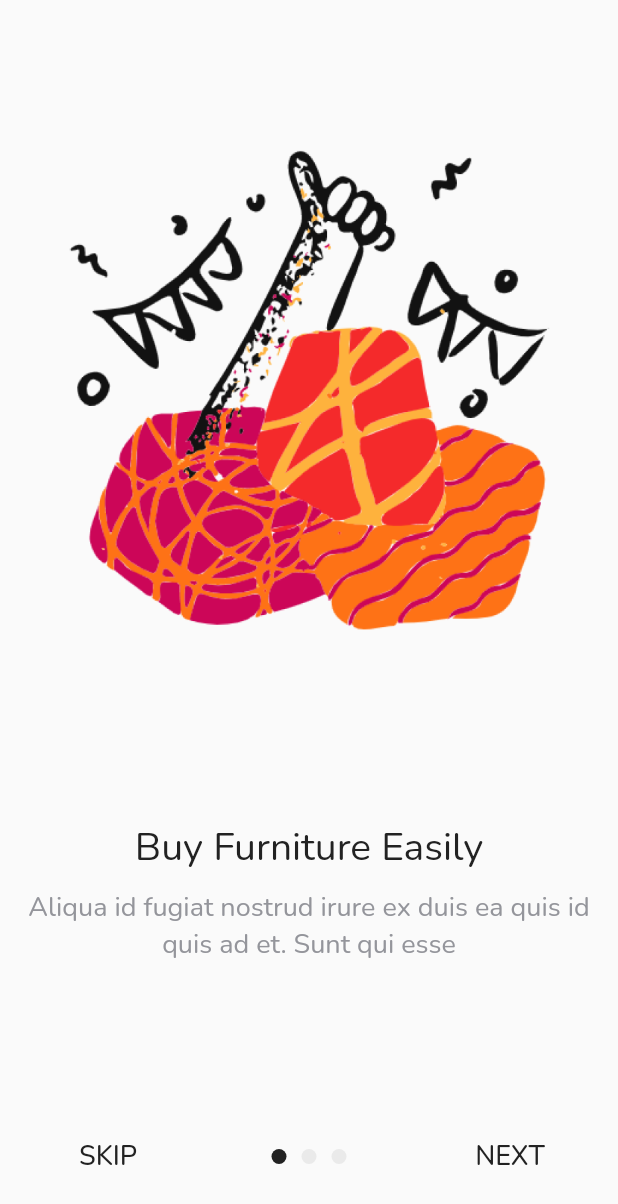
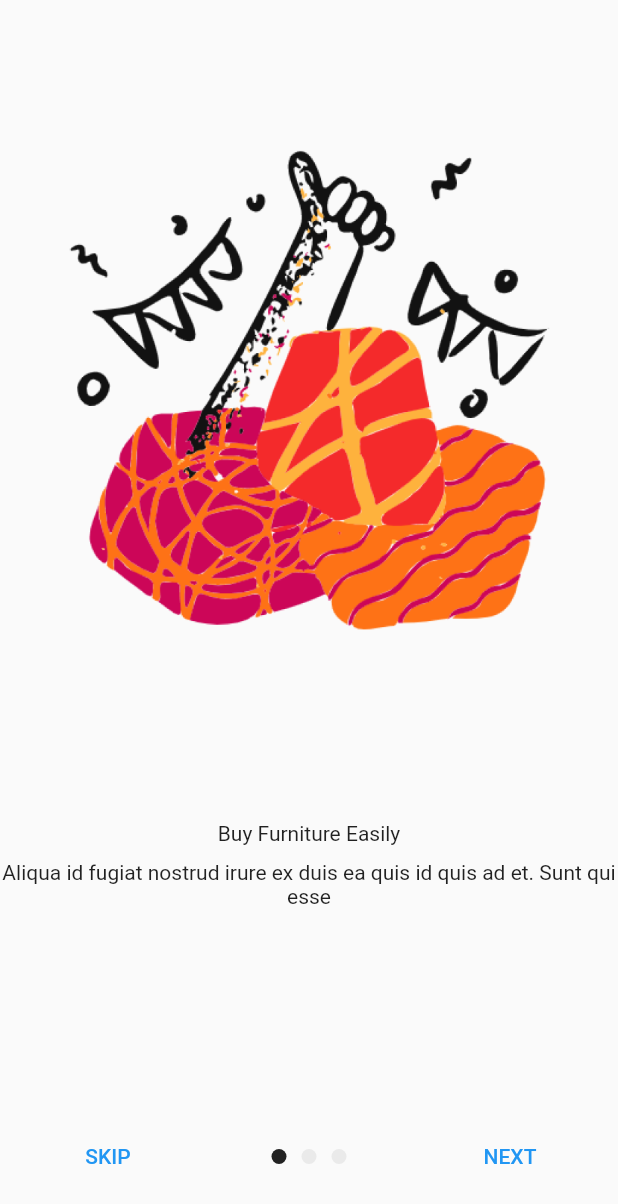
Before and after one commit to TedoHarisC/space-apps, a Flutter app: the screen it shows after launch, on a phone screen of 412 x 824 dp. Shown: the top 1204 px of the screen. Run offline on Flutter 3.47's test engine with Material 2 defaults, Android fonts, the phone set to English and light mode, and no system bars; drawn by our look-alikes of carousel_slider.

Commit message:
Melakukan fixing google font

```diff
--- a/lib/pages/onboarding_page.dart
+++ b/lib/pages/onboarding_page.dart
@@ -23,16 +23,64 @@ class OnBoardingPage extends StatelessWidget {
                     SizedBox(height: 127),
                     Text(
                       'Buy Furniture Easily',
-                      style: blackTextStyle.copyWith(
-                        fontSize: 26,
-                      ),
+                      // style: blackTextStyle.copyWith(
+                      //   fontSize: 26,
+                      // ),
                     ),
                     SizedBox(height: 10),
                     Text(
                       'Aliqua id fugiat nostrud irure ex duis ea quis id quis ad et. Sunt qui esse',
-                      style: greyTextStyle.copyWith(
-                        fontSize: 18,
-                      ),
+                      // style: greyTextStyle.copyWith(
+                      //   fontSize: 18,
+                      // ),
+                      textAlign: TextAlign.center,
+                    ),
+                  ],
+                ),
+                Column(
+                  children: [
+                    SizedBox(height: 100),
+                    Image.asset(
+                      'assets/image_onboarding1.png',
+                      width: double.infinity,
+                    ),
+                    SizedBox(height: 127),
+                    Text(
+                      'Buy Furniture Easily',
+                      // style: blackTextStyle.copyWith(
+                      //   fontSize: 26,
+                      // ),
+                    ),
+                    SizedBox(height: 10),
+                    Text(
+                      'Aliqua id fugiat nostrud irure ex duis ea quis id quis ad et. Sunt qui esse',
+                      // style: greyTextStyle.copyWith(
+                      //   fontSize: 18,
+                      // ),
+                      textAlign: TextAlign.center,
+                    ),
+                  ],
+                ),
+                Column(
+                  children: [
+                    SizedBox(height: 100),
+                    Image.asset(
+                      'assets/image_onboarding1.png',
+                      width: double.infinity,
+                    ),
+                    SizedBox(height: 127),
+                    Text(
+                      'Buy Furniture Easily',
+                      // style: blackTextStyle.copyWith(
+                      //   fontSize: 26,
+                      // ),
+                    ),
+                    SizedBox(height: 10),
+                    Text(
+                      'Aliqua id fugiat nostrud irure ex duis ea quis id quis ad et. Sunt qui esse',
+                      // style: greyTextStyle.copyWith(
+                      //   fontSize: 18,
+                      // ),
                       textAlign: TextAlign.center,
                     ),
                   ],
@@ -56,9 +104,9 @@ class OnBoardingPage extends StatelessWidget {
                   onPressed: () {},
                   child: Text(
                     'SKIP',
-                    style: blackTextStyle.copyWith(
-                      fontSize: 18,
-                    ),
+                    // style: blackTextStyle.copyWith(
+                    //   fontSize: 18,
+                    // ),
                   ),
                 ),
                 Row(
@@ -95,9 +143,9 @@ class OnBoardingPage extends StatelessWidget {
                   onPressed: () {},
                   child: Text(
                     'NEXT',
-                    style: blackTextStyle.copyWith(
-                      fontSize: 18,
-                    ),
+                    // style: blackTextStyle.copyWith(
+                    //   fontSize: 18,
+                    // ),
                   ),
                 ),
               ],
--- a/pubspec.yaml
+++ b/pubspec.yaml
@@ -28,8 +28,8 @@ dependencies:
   # The following adds the Cupertino Icons font to your application.
   # Use with the CupertinoIcons class for iOS style icons.
   cupertino_icons: ^1.0.2
-  google_fonts: ^2.3.1
   carousel_slider: ^4.0.0
+  google_fonts: ^2.1.0
 
 dev_dependencies:
   flutter_test:
```
Also changed, not shown: lib/pages/splash_page.dart (+4 -4 lines), lib/theme.dart (+28 -29 lines).
